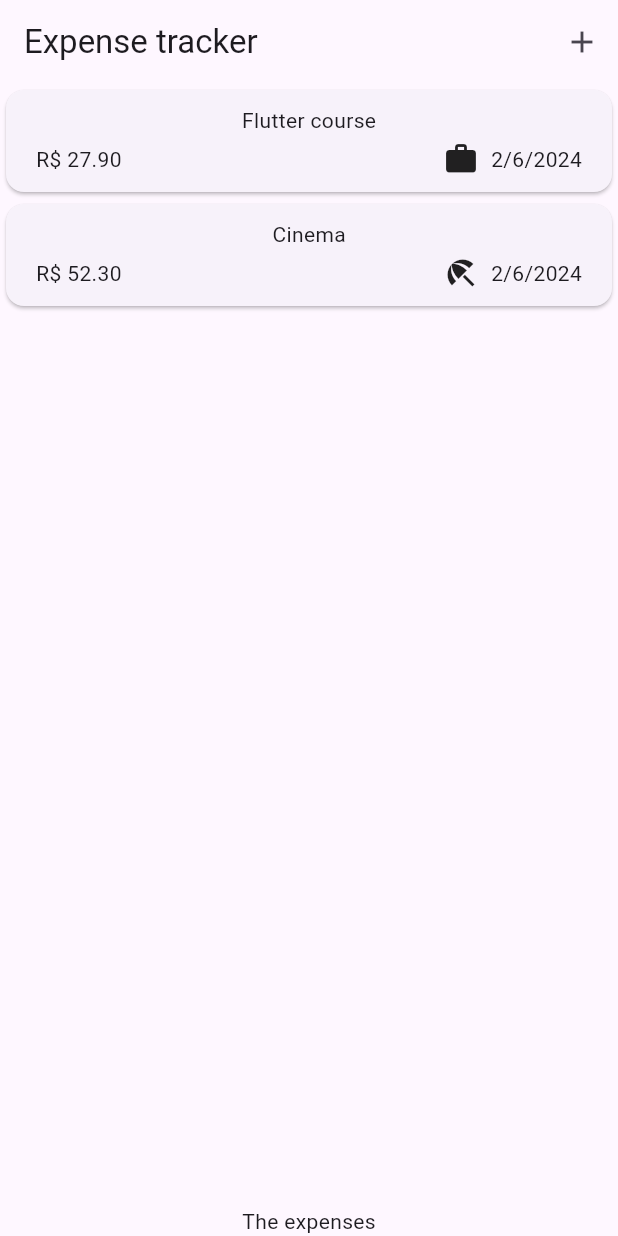
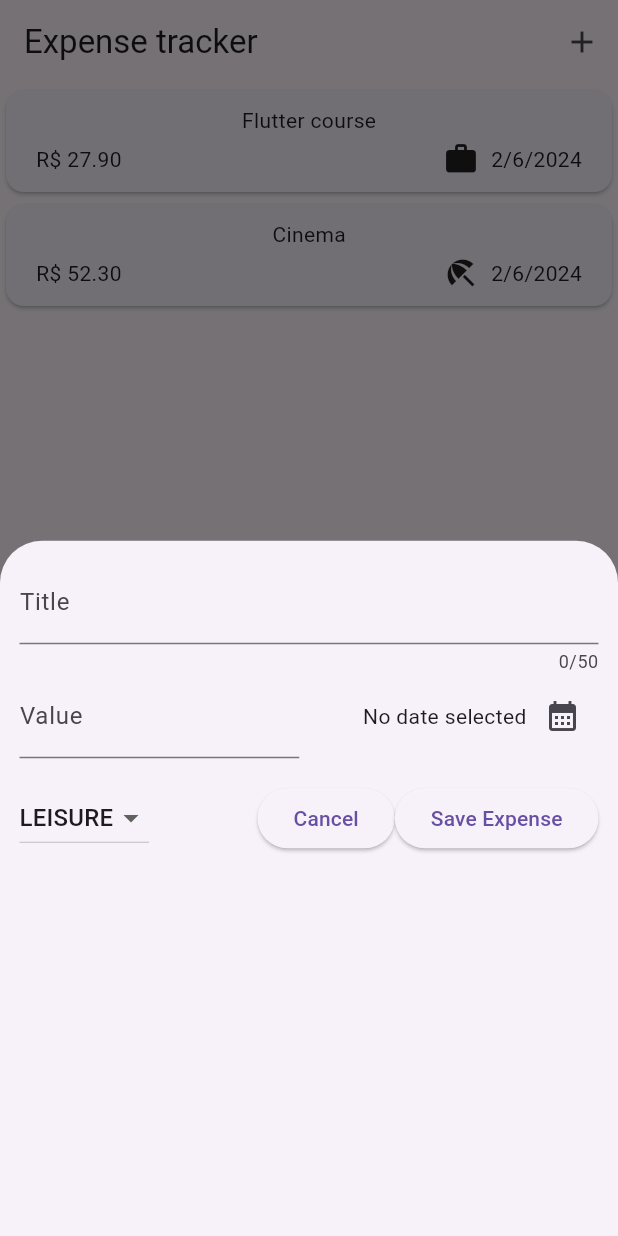
Before and after one commit to khovisfersa/expenses-tracker, a Flutter app: the screen it shows after launch, after a tap on the "add" icon, on a phone screen of 412 x 824 dp. Run offline on Flutter 3.47's test engine with Material 3 defaults, Android fonts, the phone set to English and light mode, and no system bars.

Commit message:
add expense modal

```diff
--- a/lib/widgets/expenses.dart
+++ b/lib/widgets/expenses.dart
@@ -1,6 +1,7 @@
 import 'package:expanse_tracker/widgets/expenses_list/expenses_list.dart';
 import 'package:expanse_tracker/models/expense.dart';
 import 'package:flutter/material.dart';
+import 'package:expanse_tracker/widgets/new_expense.dart';
 
 class Expenses extends StatefulWidget {
   const Expenses({super.key});
@@ -25,16 +26,27 @@ class _ExpensesState extends State<Expenses> {
         category: Category.leisure),
   ];
 
+  void _openAddExpenseOverlay() {
+    showModalBottomSheet(
+      context: context,
+      builder: (ctx) => const NewExpense(),
+    );
+  }
+
   @override
   Widget build(context) {
     return Scaffold(
       appBar: AppBar(
-        actions: [IconButton(onPressed: () {}, icon: const Icon(Icons.add))],
-        title: const Text("Expense tracker"),
+        actions: [
+          IconButton(
+              onPressed: _openAddExpenseOverlay, icon: const Icon(Icons.add))
+        ],
+        title: const Text(
+          "Expense tracker",
+        ),
       ),
       body: Column(
         children: [
-          // const Text("appbar"),
           Expanded(child: ExpensesList(expenses: _registeredExpenses)),
           const Text("The expenses"),
         ],
--- /dev/null
+++ b/lib/widgets/new_expense.dart
@@ -0,0 +1,131 @@
+import 'package:expanse_tracker/models/expense.dart';
+import 'package:flutter/material.dart';
+
+class NewExpense extends StatefulWidget {
+  const NewExpense({super.key});
+
+  @override
+  State<StatefulWidget> createState() {
+    return _NewExpenseState();
+  }
+}
+
+class _NewExpenseState extends State<NewExpense> {
+  final _titleController = TextEditingController();
+  final _valueController = TextEditingController();
+  DateTime? _pickedDate;
+  Category _selectedCategory = Category.leisure;
+
+  void _presentDatePicker() async {
+    final now = DateTime.now();
+    final firstDate = DateTime(now.year - 1, now.month, now.day);
+
+    final pickedDate = await showDatePicker(
+        context: context,
+        initialDate: now,
+        firstDate: firstDate,
+        lastDate: now);
+    setState(() {
+      _pickedDate = pickedDate;
+    });
+  }
+
+  void _submitExpenseData() {
+    final enteredAmount = double.tryParse(_valueController.text);
+
+    final amountIsInvalid = enteredAmount == null;
+    if (_titleController.text.trim().isEmpty) {}
+  }
+
+  @override
+  void dispose() {
+    _valueController.dispose();
+    _titleController.dispose();
+    super.dispose();
+  }
+
+  @override
+  Widget build(BuildContext context) {
+    return Padding(
+      padding: const EdgeInsets.all(13),
+      child: Column(
+        children: [
+          TextField(
+            controller: _titleController,
+            maxLength: 50,
+            decoration: const InputDecoration(label: Text("Title")),
+          ),
+          Row(
+            children: [
+              Expanded(
+                child: TextField(
+                  controller: _valueController,
+                  keyboardType: TextInputType.number,
+                  decoration: const InputDecoration(
+                      label: Text("Value"), prefixText: 'R\$ '),
+                ),
+              ),
+              const SizedBox(
+                width: 13,
+              ),
+              Expanded(
+                child: Row(
+                  mainAxisAlignment: MainAxisAlignment.end,
+                  crossAxisAlignment: CrossAxisAlignment.center,
+                  children: [
+                    Text(_pickedDate == null
+                        ? "No date selected"
+                        : formatter.format(_pickedDate!)),
+                    IconButton(
+                        onPressed: _presentDatePicker,
+                        icon: const Icon(Icons.calendar_month))
+                  ],
+                ),
+              ),
+            ],
+          ),
+          const SizedBox(
+            height: 16,
+          ),
+          Row(
+            children: [
+              DropdownButton(
+                value: _selectedCategory,
+                items: Category.values
+                    .map(
+                      (category) => DropdownMenuItem(
+                        value: category,
+                        child: Text(
+                          category.name.toUpperCase(),
+                        ),
+                      ),
+                    )
+                    .toList(),
+                onChanged: (value) {
+                  print(value);
+                  if (value == null) {
+                    return;
+                  }
+                  setState(() {
+                    _selectedCategory = value;
+                  });
+                },
+              ),
+              const Spacer(),
+              ElevatedButton(
+                onPressed: () {
+                  Navigator.pop(context);
+                },
+                child: const Text("Cancel"),
+              ),
+              ElevatedButton(
+                onPressed: _submitExpenseData,
+                child: const Text("Save Expense"),
+              )
+            ],
+          ),
+        ],
+      ),
+    );
+  }
+}
```
